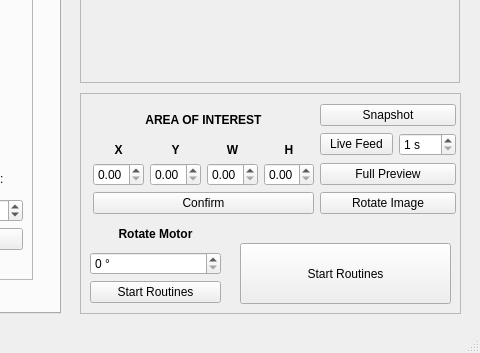
Above: _ui/FlashLapse_CP.ui from CoSE-Jerry/Flashlapse_NEO before the change; both pictures show x 520 to 1000 and y 317 to 670 of the 1000 by 670 pixel window. Below: the same form after it.
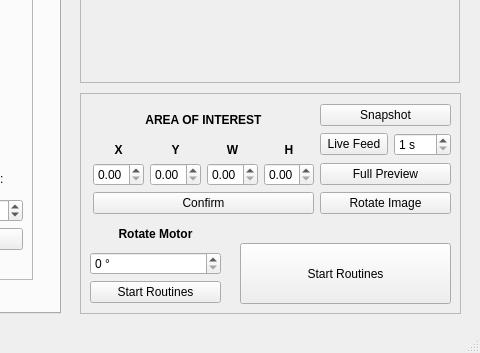
That is the form after the change. Icons and pictures are not drawn.

What changed in the file:
```diff
--- a/_ui/FlashLapse_CP.ui
+++ b/_ui/FlashLapse_CP.ui
@@ -1557,7 +1557,7 @@
       <rect>
        <x>240</x>
        <y>10</y>
-       <width>136</width>
+       <width>131</width>
        <height>114</height>
       </rect>
      </property>
```
